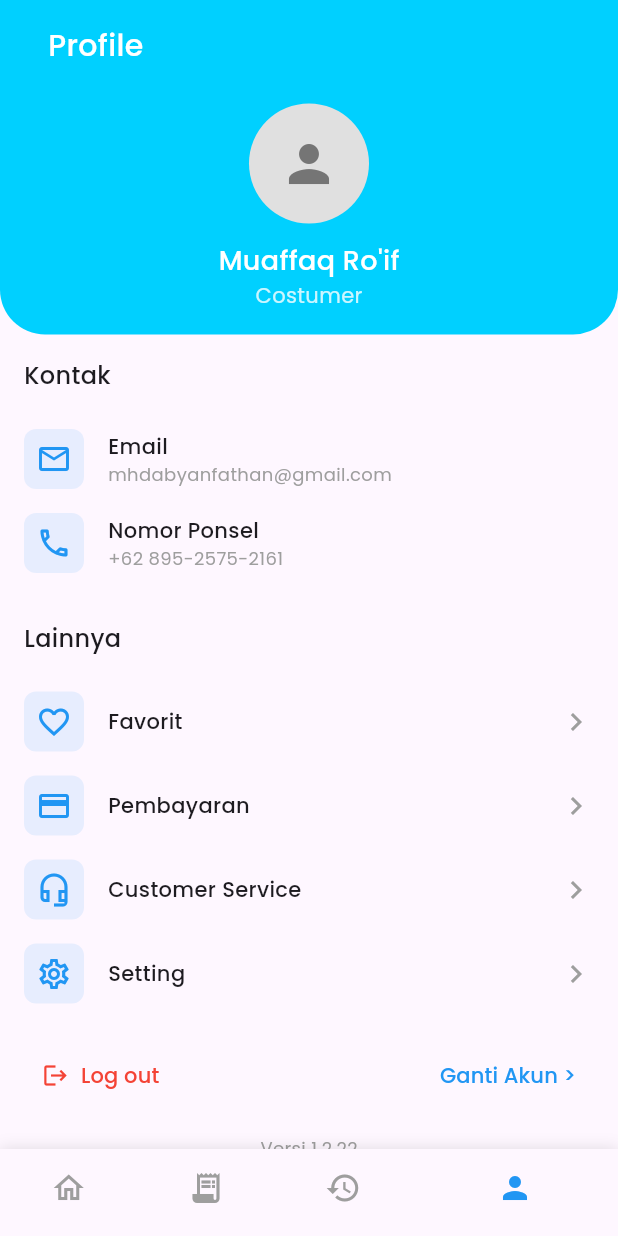
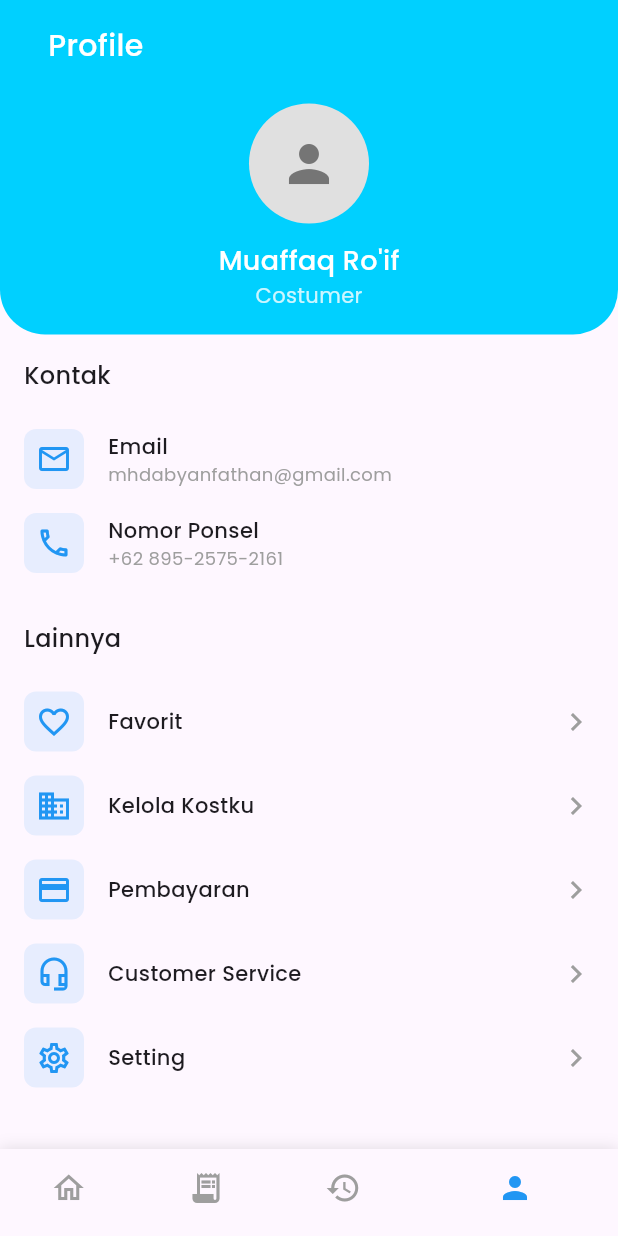
Before and after one commit to SIRxRIS/Kostku, a Flutter app: the ProfileScreen screen opened directly, on a phone screen of 412 x 824 dp. Run offline on Flutter 3.47's test engine with Material 3 defaults, Android fonts, the phone set to English and light mode, and no system bars; our stand-ins replace font_awesome_flutter, google_fonts.

Commit message:
update kode

```diff
--- a/lib/login.dart
+++ b/lib/login.dart
@@ -50,7 +50,7 @@ class _LoginPageState extends State<LoginPage> {
                   ),
                   // Tulisan kostku
                   Positioned(
-                    top: 100, // Sesuaikan posisi vertical sesuai kebutuhan
+                    top: 100,
                     child: RichText(
                       text: TextSpan(
                         children: [
@@ -85,7 +85,7 @@ class _LoginPageState extends State<LoginPage> {
                 child: Column(
                   mainAxisAlignment: MainAxisAlignment.center,
                   children: [
-                    const SizedBox(height: 150),
+                    const SizedBox(height: 180),
                     Container(
                       padding: const EdgeInsets.symmetric(
                           vertical: 30, horizontal: 20),
@@ -111,7 +111,6 @@ class _LoginPageState extends State<LoginPage> {
                         child: Column(
                           crossAxisAlignment: CrossAxisAlignment.stretch,
                           children: [
-                            // ... rest of your existing form code stays the same ...
                             TextFormField(
                               controller: _emailController,
                               decoration: InputDecoration(
--- a/lib/profile.dart
+++ b/lib/profile.dart
@@ -108,6 +108,15 @@ class ProfileScreen extends StatelessWidget {
                     ProfileMenuItem(
                       icon: Icons.favorite_outline,
                       title: 'Favorit',
+                      showChevron: true,
+                      iconColor: Colors.blue,
+                      onPressed: () {
+                        // Handle favorite action
+                      },
+                    ),
+                    ProfileMenuItem(
+                      icon: Icons.business_outlined, // Properti dengan outline
+                      title: 'Kelola Kostku',
                       showChevron: true,
                       iconColor: Colors.blue,
                       onPressed: () {
--- a/lib/register.dart
+++ b/lib/register.dart
@@ -90,7 +90,7 @@ class _RegisterPageState extends State<RegisterPage> {
                 child: Column(
                   mainAxisAlignment: MainAxisAlignment.center,
                   children: [
-                    const SizedBox(height: 150),
+                    const SizedBox(height: 180),
                     Container(
                       padding: const EdgeInsets.symmetric(
                           vertical: 30, horizontal: 20),
--- a/lib/search.dart
+++ b/lib/search.dart
@@ -110,7 +110,7 @@ class SearchScreen extends StatelessWidget {
                   itemCount: 4,
                   itemBuilder: (context, index) {
                     return _buildKostCard(
-                      'Hilal House',
+                      'Hilal Kost',
                       '4.000.000',
                       '9.0',
                       'assets/images/bg5.png',
```
